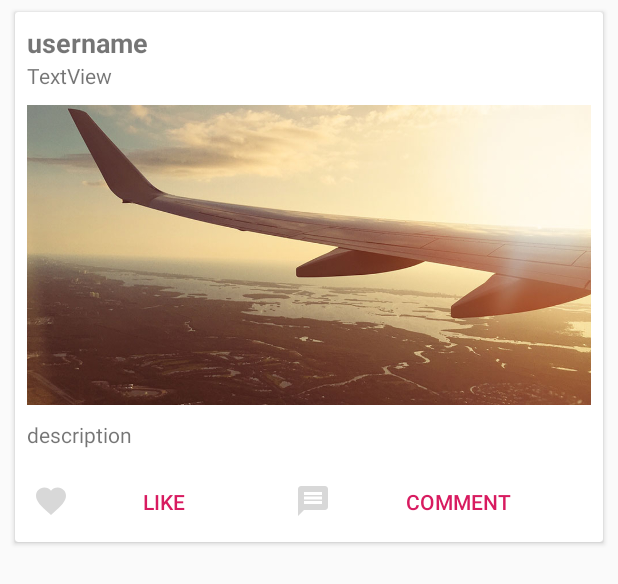
After one commit to KaueMagid/AndroidCardView, an Android app: the layout post_layout.xml on its own in the app's theme, with its tools: preview values and no code run, on a phone screen of 412 x 824 dp. The commit adds this screen. Shown: the top 584 px of the screen. Run offline under Robolectric (Android 15) with nearby library versions, the phone set to English and light mode, and no system bars.

Commit message:
Layout CardView

```diff
--- a/build.gradle
+++ b/build.gradle
@@ -27,4 +27,5 @@ dependencies {
     androidTestImplementation 'androidx.test.ext:junit:1.1.0'
     androidTestImplementation 'androidx.test.espresso:espresso-core:3.1.1'
     implementation 'androidx.recyclerview:recyclerview:1.1.0'
+    implementation 'androidx.cardview:cardview:1.0.0'
 }
--- /dev/null
+++ b/src/main/res/drawable/ic_comment_grey_24dp.xml
@@ -0,0 +1,5 @@
+<vector android:height="24dp" android:tint="#D8D8D8"
+    android:viewportHeight="24.0" android:viewportWidth="24.0"
+    android:width="24dp" xmlns:android="http://schemas.android.com/apk/res/android">
+    <path android:fillColor="#FF000000" android:pathData="M20,2L4,2c-1.1,0 -1.99,0.9 -1.99,2L2,22l4,-4h14c1.1,0 2,-0.9 2,-2L22,4c0,-1.1 -0.9,-2 -2,-2zM18,14L6,14v-2h12v2zM18,11L6,11L6,9h12v2zM18,8L6,8L6,6h12v2z"/>
+</vector>
--- /dev/null
+++ b/src/main/res/drawable/ic_favorite_grey_24dp.xml
@@ -0,0 +1,5 @@
+<vector android:height="24dp" android:tint="#D8D8D8"
+    android:viewportHeight="24.0" android:viewportWidth="24.0"
+    android:width="24dp" xmlns:android="http://schemas.android.com/apk/res/android">
+    <path android:fillColor="#FF000000" android:pathData="M12,21.35l-1.45,-1.32C5.4,15.36 2,12.28 2,8.5 2,5.42 4.42,3 7.5,3c1.74,0 3.41,0.81 4.5,2.09C13.09,3.81 14.76,3 16.5,3 19.58,3 22,5.42 22,8.5c0,3.78 -3.4,6.86 -8.55,11.54L12,21.35z"/>
+</vector>
--- /dev/null
+++ b/src/main/res/layout/post_layout.xml
@@ -0,0 +1,84 @@
+<?xml version="1.0" encoding="utf-8"?>
+
+<androidx.cardview.widget.CardView xmlns:android="http://schemas.android.com/apk/res/android"
+    xmlns:app="http://schemas.android.com/apk/res-auto"
+    android:layout_width="match_parent"
+    android:layout_height="wrap_content"
+    android:layout_marginLeft="10dp"
+    android:layout_marginTop="8dp"
+    android:layout_marginRight="10dp"
+    android:layout_marginBottom="8dp"
+    android:paddingLeft="10dp"
+    android:paddingTop="8dp"
+    android:paddingRight="10dp"
+    android:paddingBottom="8dp"
+    app:cardElevation="2dp">
+
+    <LinearLayout
+        android:layout_width="match_parent"
+        android:layout_height="wrap_content"
+        android:orientation="vertical">
+
+        <LinearLayout
+            android:layout_width="match_parent"
+            android:layout_height="wrap_content"
+            android:orientation="vertical"
+            android:padding="8dp">
+
+            <TextView
+                android:id="@+id/textView_username"
+                android:layout_width="match_parent"
+                android:layout_height="wrap_content"
+                android:text="username"
+                android:textSize="18sp"
+                android:textStyle="bold" />
+
+            <TextView
+                android:id="@+id/textView_moment"
+                android:layout_width="wrap_content"
+                android:layout_height="wrap_content"
+                android:text="TextView" />
+
+            <ImageView
+                android:id="@+id/imageView"
+                android:layout_width="match_parent"
+                android:layout_height="200dp"
+                android:layout_marginTop="10dp"
+                android:scaleType="centerCrop"
+                app:srcCompat="@drawable/imagem1" />
+
+            <TextView
+                android:id="@+id/textView_description"
+                android:layout_width="match_parent"
+                android:layout_height="wrap_content"
+                android:layout_marginTop="10dp"
+                android:text="description" />
+
+        </LinearLayout>
+
+        <LinearLayout
+            android:layout_width="match_parent"
+            android:layout_height="wrap_content"
+            android:orientation="horizontal">
+
+            <Button
+                android:id="@+id/button_like"
+                style="?attr/buttonBarButtonStyle"
+                android:layout_width="wrap_content"
+                android:layout_height="wrap_content"
+                android:layout_weight="1"
+                android:drawableLeft="@drawable/ic_favorite_grey_24dp"
+                android:text="@string/button_like" />
+
+            <Button
+                android:id="@+id/button4"
+                style="?attr/buttonBarButtonStyle"
+                android:layout_width="wrap_content"
+                android:layout_height="wrap_content"
+                android:layout_weight="1"
+                android:drawableLeft="@drawable/ic_comment_grey_24dp"
+                android:text="@string/button_comment" />
+        </LinearLayout>
+    </LinearLayout>
+
+</androidx.cardview.widget.CardView>
--- a/src/main/res/values/strings.xml
+++ b/src/main/res/values/strings.xml
@@ -1,3 +1,5 @@
 <resources>
     <string name="app_name">cardview</string>
+    <string name="button_like">Like</string>
+    <string name="button_comment">comment</string>
 </resources>
```
Also changed, not shown: src/main/res/drawable/imagem1.jpg (added), src/main/res/drawable/imagem2.jpg (added), src/main/res/drawable/imagem3.jpg (added), src/main/res/drawable/imagem4.jpg (added), 1 other file.
